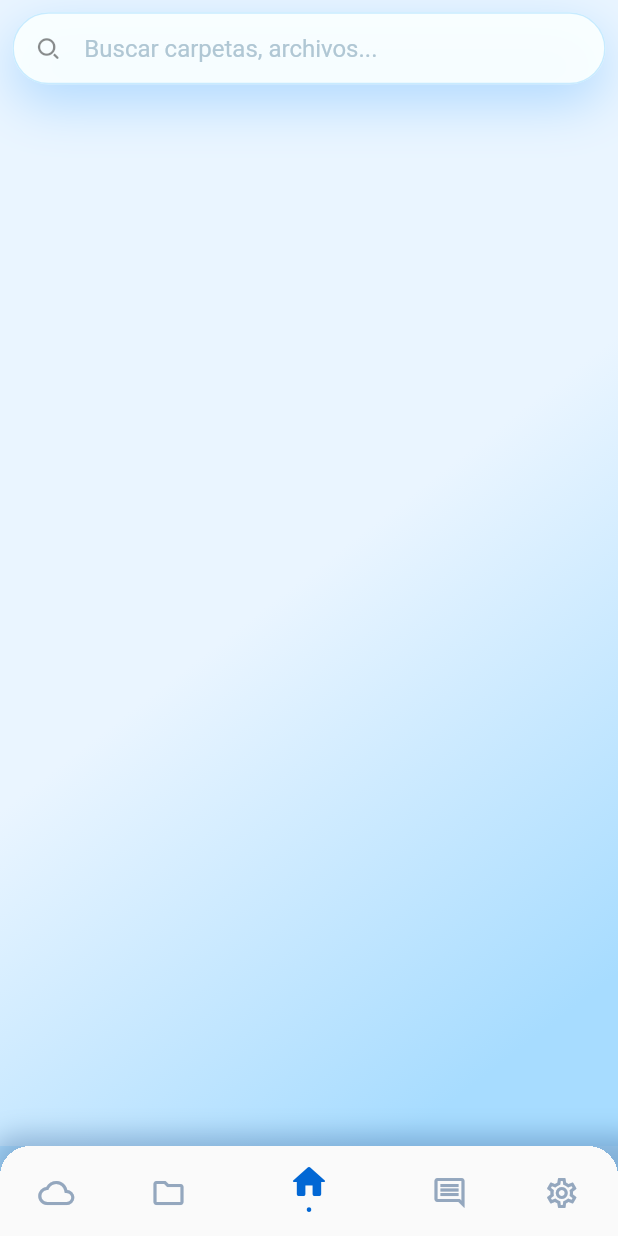
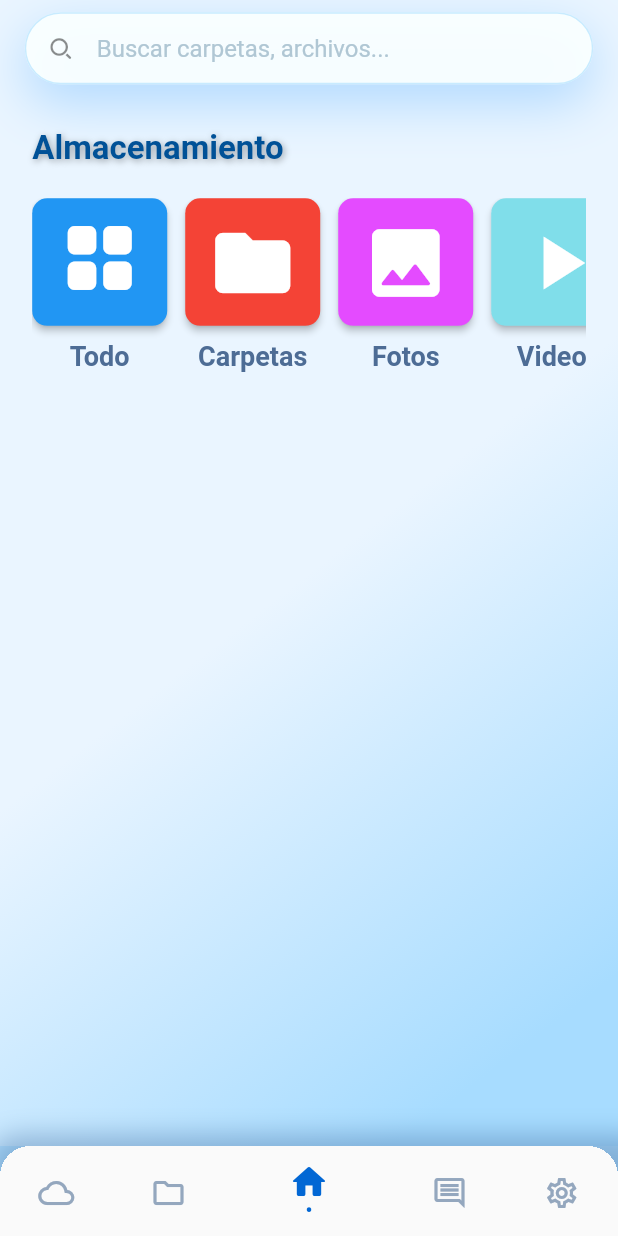
Before and after one commit to JesuBermudez/SafeSync, a Flutter app: the AppContent screen opened directly, on a phone screen of 412 x 824 dp. Run offline on Flutter 3.47's test engine with Material 2 defaults, Android fonts, the light colour scheme and no system bars; our stand-ins replace animate_do, get, shared_preferences; accounts and stored records are empty.

Commit message:
un dia mas sin terminar el home

```diff
--- a/lib/icons/icons.dart
+++ b/lib/icons/icons.dart
@@ -37,6 +37,8 @@ class SafeSyncIcons {
 
   static const IconData lupa =
       IconData(0xe010, fontFamily: _fontFamily, fontPackage: _fontPackage);
+  static const IconData foursquares =
+      IconData(0xe013, fontFamily: _fontFamily, fontPackage: _fontPackage);
 }
 
 extension IconDataExt on IconData {
--- a/lib/pages/app_screen.dart
+++ b/lib/pages/app_screen.dart
@@ -16,9 +16,6 @@ class AppScreen extends StatelessWidget {
     return FutureBuilder<String>(
         future: getUser(),
         builder: (context, snapshot) {
-          if (user.email.value.isNotEmpty) {
-            return AppContent();
-          }
           if (snapshot.connectionState != ConnectionState.waiting) {
             if (snapshot.data!.isEmpty || snapshot.hasError) {
               Future.delayed(const Duration(seconds: 1), () {
@@ -31,9 +28,10 @@ class AppScreen extends StatelessWidget {
               Get.offNamed("/startpage");
             });
           }
-          if (snapshot.hasData &&
-              snapshot.data!.isNotEmpty &&
-              snapshot.data != "firstTime") {
+          if (user.email.value.isNotEmpty ||
+              snapshot.hasData &&
+                  snapshot.data!.isNotEmpty &&
+                  snapshot.data != "firstTime") {
             return AppContent();
           } else {
             return const Scaffold(body: LaunchPage());
@@ -102,16 +100,10 @@ class AppContent extends StatelessWidget {
                       activeIcon: Icon(Icons.folder, color: activeColor)),
                   BottomNavigationBarItem(
                       label: '•',
-                      icon: Icon(
-                        Icons.home_outlined,
-                        size: 28,
-                        color: inactiveColor,
-                      ),
-                      activeIcon: Icon(
-                        Icons.home_rounded,
-                        size: 28,
-                        color: activeColor,
-                      )),
+                      icon: Icon(Icons.home_outlined,
+                          size: 28, color: inactiveColor),
+                      activeIcon: Icon(Icons.home_rounded,
+                          size: 28, color: activeColor)),
                   BottomNavigationBarItem(
                       label: '•',
                       icon: Icon(Icons.insert_comment_outlined,
--- a/lib/pages/home_page.dart
+++ b/lib/pages/home_page.dart
@@ -1,7 +1,9 @@
 import 'package:flutter/material.dart';
-import 'package:get/get.dart';
+import 'package:safesync/icons/icons.dart';
+import 'package:safesync/ui/cards/card_file_category.dart';
 import 'package:safesync/ui/containers/pages_container.dart';
 import 'package:safesync/ui/inputs/search_input.dart';
+import 'package:safesync/ui/labels/title_label.dart';
 
 // ignore: must_be_immutable
 class HomePage extends StatelessWidget {
@@ -12,8 +14,76 @@ class HomePage extends StatelessWidget {
   @override
   Widget build(BuildContext context) {
     return PagesContainer(
-        content: Column(
-      children: [SearchInput(controller: search)],
+        content: SingleChildScrollView(
+      scrollDirection: Axis.vertical,
+      child: Column(
+        crossAxisAlignment: CrossAxisAlignment.start,
+        children: [
+          SearchInput(controller: search),
+          const SizedBox(height: 30),
+          Padding(
+              padding: const EdgeInsets.symmetric(horizontal: 5),
+              child: Column(
+                mainAxisSize: MainAxisSize.max,
+                crossAxisAlignment: CrossAxisAlignment.start,
+                children: [
+                  titleLabel("Almacenamiento"),
+                  const SizedBox(height: 20),
+                  SingleChildScrollView(
+                      scrollDirection: Axis.horizontal,
+                      child: Row(
+                        mainAxisSize: MainAxisSize.min,
+                        mainAxisAlignment: MainAxisAlignment.start,
+                        crossAxisAlignment: CrossAxisAlignment.start,
+                        children: [
+                          fileCategory(
+                              const Icon(
+                                SafeSyncIcons.foursquares,
+                                color: Colors.white,
+                                size: 80,
+                              ),
+                              const EdgeInsets.fromLTRB(5, 0, 5, 5),
+                              "Todo",
+                              () {}),
+                          const SizedBox(width: 12),
+                          fileCategory(
+                              const Icon(
+                                Icons.folder,
+                                color: Colors.white,
+                                size: 60,
+                              ),
+                              const EdgeInsets.fromLTRB(15, 13, 15, 12),
+                              "Carpetas",
+                              () {},
+                              Colors.red[500]),
+                          const SizedBox(width: 12),
+                          fileCategory(
+                              const Icon(
+                                Icons.image_rounded,
+                                color: Colors.white,
+                                size: 60,
+                              ),
+                              const EdgeInsets.fromLTRB(15, 13, 15, 12),
+                              "Fotos",
+                              () {},
+                              const Color.fromARGB(255, 228, 75, 255)),
+                          const SizedBox(width: 12),
+                          fileCategory(
+                              const Icon(
+                                Icons.play_arrow,
+                                color: Colors.white,
+                                size: 60,
+                              ),
+                              const EdgeInsets.fromLTRB(15, 13, 15, 12),
+                              "Videos",
+                              () {},
+                              Colors.cyan[200])
+                        ],
+                      ))
+                ],
+              ))
+        ],
+      ),
     ));
   }
 }
--- a/lib/pages/launch_page.dart
+++ b/lib/pages/launch_page.dart
@@ -11,24 +11,20 @@ class LaunchPage extends StatelessWidget {
       width: Get.width,
       decoration: const BoxDecoration(
           gradient: LinearGradient(
-        begin: Alignment(-1.0, 0.0),
-        end: Alignment(1, 0.75),
-        colors: <Color>[
-          Color.fromRGBO(244, 250, 255, 1),
-          Color.fromRGBO(155, 198, 255, 1),
-        ],
-      )),
+              begin: Alignment(-1.0, 0.0),
+              end: Alignment(1, 0.75),
+              colors: <Color>[
+            Color.fromRGBO(167, 205, 255, 1),
+            Color.fromRGBO(71, 151, 255, 1)
+          ])),
       child: Column(
         mainAxisAlignment: MainAxisAlignment.center,
         crossAxisAlignment: CrossAxisAlignment.center,
         children: [
           FadeInDown(
-            duration: const Duration(milliseconds: 1500),
-            child: Image.asset(
-              'assets/logo-200.png',
-              width: Get.height * 0.25,
-            ),
-          ),
+              duration: const Duration(milliseconds: 1500),
+              child:
+                  Image.asset('assets/logo-200.png', width: Get.height * 0.25)),
           FadeInUp(
             duration: const Duration(milliseconds: 1500),
             child: Text('SafeSync',
--- a/lib/services/user/user.dart
+++ b/lib/services/user/user.dart
@@ -1,3 +1,5 @@
+import 'dart:async';
+
 import 'package:get/get.dart';
 import 'package:shared_preferences/shared_preferences.dart';
 
@@ -21,8 +23,6 @@ Future<String> getUser() async {
   try {
     Map<String, dynamic> sucess = await apiService.getUser(userId!, userToken!);
 
-    print('$userId - $userToken');
-
     if (!sucess.containsKey("Error")) {
       user.dataUser(
           userEmail: sucess["email"],
--- /dev/null
+++ b/lib/ui/cards/card_file_category.dart
@@ -0,0 +1,31 @@
+import 'package:flutter/material.dart';
+
+Widget fileCategory(Icon cardIcon, EdgeInsetsGeometry cardPadding,
+    String cardText, VoidCallback cardOnPressed,
+    [Color? cardColor]) {
+  return Column(
+    mainAxisSize: MainAxisSize.min,
+    mainAxisAlignment: MainAxisAlignment.start,
+    crossAxisAlignment: CrossAxisAlignment.center,
+    children: [
+      ElevatedButton(
+        style: ElevatedButton.styleFrom(
+          backgroundColor: cardColor,
+          shape: const RoundedRectangleBorder(
+              borderRadius: BorderRadius.all(Radius.circular(10))),
+          padding: cardPadding,
+        ),
+        onPressed: () {
+          cardOnPressed();
+        },
+        child: cardIcon,
+      ),
+      const SizedBox(height: 10),
+      Text(cardText,
+          style: const TextStyle(
+              color: Color.fromRGBO(77, 108, 149, 1),
+              fontSize: 18,
+              fontWeight: FontWeight.w600))
+    ],
+  );
+}
--- a/lib/ui/containers/pages_container.dart
+++ b/lib/ui/containers/pages_container.dart
@@ -23,7 +23,7 @@ class PagesContainer extends StatelessWidget {
       )),
       child: Padding(
         padding: EdgeInsets.fromLTRB(
-            Get.width * 0.02, Get.height * 0.01, Get.width * 0.02, 20),
+            Get.width * 0.04, Get.height * 0.01, Get.width * 0.04, 20),
         child: content,
       ),
     );
--- a/lib/ui/inputs/search_input.dart
+++ b/lib/ui/inputs/search_input.dart
@@ -25,10 +25,7 @@ class SearchInput extends StatelessWidget {
       child: TextField(
         controller: controller,
         decoration: InputDecoration(
-            prefixIcon: const Icon(
-              SafeSyncIcons.lupa,
-              size: 26,
-            ),
+            prefixIcon: const Icon(SafeSyncIcons.lupa, size: 26),
             border:
                 OutlineInputBorder(borderRadius: BorderRadius.circular(30.0)),
             enabledBorder: const OutlineInputBorder(
--- /dev/null
+++ b/lib/ui/labels/title_label.dart
@@ -0,0 +1,18 @@
+import 'package:flutter/material.dart';
+
+Widget titleLabel(String textContent) {
+  return Text(
+    textContent,
+    style: const TextStyle(
+        color: Color.fromRGBO(0, 81, 151, 1),
+        fontSize: 22,
+        fontWeight: FontWeight.bold,
+        shadows: [
+          Shadow(
+            color: Color.fromARGB(90, 0, 0, 0),
+            offset: Offset(1, 1),
+            blurRadius: 6,
+          )
+        ]),
+  );
+}
```
Also changed, not shown: assets/SafeSyncCloud.png (added), fonts/SafeSyncIcons.ttf.
